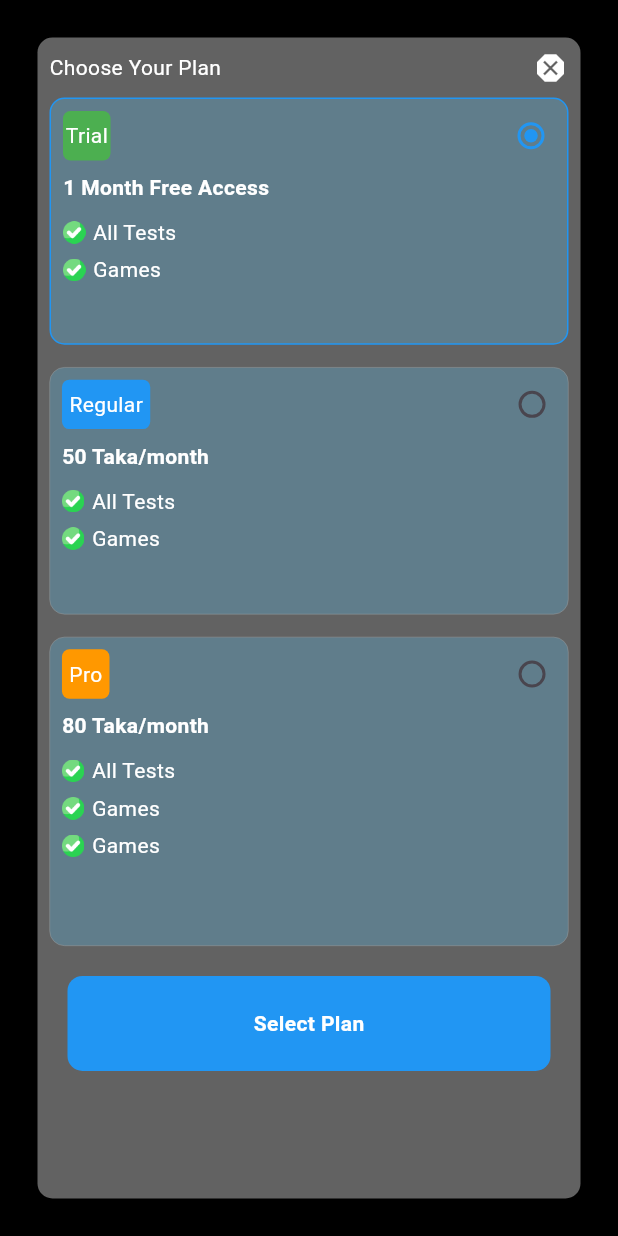
After one commit to Priom-bit/First-Project, a Flutter app: the PackagePLan screen opened directly, on a phone screen of 412 x 824 dp. The commit adds this screen. Run offline on Flutter 3.47's test engine with Material 3 defaults, Android fonts, the phone set to English and light mode, and no system bars.

Commit message:
test_page,package_page

```diff
--- a/lib/main.dart
+++ b/lib/main.dart
@@ -1,4 +1,7 @@
-import 'package:first_project/report.dart';
+import 'package:first_project/screens/package_plan.dart';
+import 'package:first_project/screens/report.dart';
+import 'package:first_project/screens/test.dart';
+import 'package:first_project/widgets/subject_wise.dart';
 import 'package:flutter/material.dart';
 
 void main() {
--- /dev/null
+++ b/lib/screens/package_plan.dart
@@ -0,0 +1,278 @@
+import 'package:flutter/material.dart';
+
+class PackagePLan extends StatefulWidget {
+  const PackagePLan({super.key});
+
+  @override
+  State<PackagePLan> createState() => _PackagePLanState();
+}
+
+class _PackagePLanState extends State<PackagePLan> {
+  int _type = 1;
+
+  void _handleradio(Object? e) => setState(() {
+    _type = e as int;
+  });
+  @override
+  void initstate(){
+    super.initState();
+  }
+
+  @override
+  Widget build(BuildContext context) {
+    return Scaffold(
+      backgroundColor: Colors.black,
+      body: Container(
+        margin: EdgeInsets.only(left: 25,right: 25,top: 25,bottom: 25),
+        height: MediaQuery.of(context).size.height,
+        width: MediaQuery.of(context).size.width,
+        decoration: BoxDecoration(
+            borderRadius: BorderRadius.circular(10),
+            color: Colors.white38
+        ),
+        child: Column(
+          crossAxisAlignment: CrossAxisAlignment.start,
+          children: [
+            const Padding(
+              padding: EdgeInsets.all(8.0),
+              child: Row(
+                mainAxisAlignment: MainAxisAlignment.spaceBetween,
+                children: [
+                  Text("Choose Your Plan",style: TextStyle(color: Colors.white),),
+                  Icon(Icons.dangerous,color: Colors.white,)
+                ],
+              ),
+            ),
+            Padding(
+              padding: const EdgeInsets.only(left: 8.0,right: 8.0),
+              child: Container(
+                height: MediaQuery.of(context).size.height/5,
+                width: MediaQuery.of(context).size.width,
+                decoration: BoxDecoration(
+                  borderRadius: BorderRadius.circular(10),
+                  color: Colors.blueGrey,
+                  border: _type==1
+                    ? Border.all(width: 1,color: Colors.blue)
+                      :Border.all(width: 0.3,color: Colors.grey),
+                ),
+                child: Column(
+                  crossAxisAlignment: CrossAxisAlignment.start,
+                  children: [
+                    Row(
+                      mainAxisAlignment: MainAxisAlignment.spaceBetween,
+                      children: [
+                        Padding(
+                          padding: const EdgeInsets.all(8.0),
+                          child: Container(
+                            alignment: Alignment.center,
+                            height: MediaQuery.of(context).size.height/25,
+                            width: MediaQuery.of(context).size.width/13,
+                            decoration: BoxDecoration(
+                              borderRadius: BorderRadius.circular(5),
+                              color: Colors.green
+                            ),
+                            child: const Text("Trial",style: TextStyle(color: Colors.white),),
+                          ),
+                        ),
+                        Radio(value: 1,
+                            groupValue: _type,
+                            onChanged: _handleradio
+                        ,activeColor: Colors.blue,)
+                      ],
+                    ),
+                    const Padding(
+                      padding: EdgeInsets.only(left: 8.0),
+                      child: Text("1 Month Free Access",style: TextStyle(color: Colors.white,fontWeight: FontWeight.bold),),
+                    ),
+                    SizedBox(height: 10,),
+                    Padding(
+                      padding: const EdgeInsets.only(left: 8.0),
+                      child: Row(
+                        children: [
+                          Image.asset("assets/images/check.png",width: 15,height: 15,),
+                          const SizedBox(width: 5,),
+                          const Text("All Tests",style: TextStyle(color: Colors.white),)
+                        ],
+                      ),
+                    ),
+                    SizedBox(height: 5,),
+                    Padding(
+                      padding: const EdgeInsets.only(left: 8.0),
+                      child: Row(
+                        children: [
+                          Image.asset("assets/images/check.png",width: 15,height: 15,),
+                          const SizedBox(width: 5,),
+                          const Text("Games",style: TextStyle(color: Colors.white),)
+                        ],
+                      ),
+                    ),
+                  ],
+                ),
+              ),
+            ),
+            SizedBox(height: 15,),
+            Padding(
+              padding: const EdgeInsets.only(left: 8.0,right: 8.0),
+              child: Container(
+                height: MediaQuery.of(context).size.height/5,
+                width: MediaQuery.of(context).size.width,
+                decoration: BoxDecoration(
+                  borderRadius: BorderRadius.circular(10),
+                  color: Colors.blueGrey,
+                  border: _type==2
+                      ? Border.all(width: 1,color: Colors.blue)
+                      :Border.all(width: 0.3,color: Colors.grey),
+                ),
+                child: Column(
+                  crossAxisAlignment: CrossAxisAlignment.start,
+                  children: [
+                    Row(
+                      mainAxisAlignment: MainAxisAlignment.spaceBetween,
+                      children: [
+                        Padding(
+                          padding: const EdgeInsets.all(8.0),
+                          child: Container(
+                            alignment: Alignment.center,
+                            height: MediaQuery.of(context).size.height/25,
+                            width: MediaQuery.of(context).size.width/7,
+                            decoration: BoxDecoration(
+                                borderRadius: BorderRadius.circular(5),
+                                color: Colors.blue
+                            ),
+                            child: const Text("Regular",style: TextStyle(color: Colors.white),),
+                          ),
+                        ),
+                        Radio(value: 2,
+                          groupValue: _type,
+                          onChanged: _handleradio
+                          ,activeColor: Colors.blue,)
+                      ],
+                    ),
+                    const Padding(
+                      padding: EdgeInsets.only(left: 8.0),
+                      child: Text("50 Taka/month",style: TextStyle(color: Colors.white,fontWeight: FontWeight.bold),),
+                    ),
+                    SizedBox(height: 10,),
+                    Padding(
+                      padding: const EdgeInsets.only(left: 8.0),
+                      child: Row(
+                        children: [
+                          Image.asset("assets/images/check.png",width: 15,height: 15,),
+                          const SizedBox(width: 5,),
+                          const Text("All Tests",style: TextStyle(color: Colors.white),)
+                        ],
+                      ),
+                    ),
+                    SizedBox(height: 5,),
+                    Padding(
+                      padding: const EdgeInsets.only(left: 8.0),
+                      child: Row(
+                        children: [
+                          Image.asset("assets/images/check.png",width: 15,height: 15,),
+                          const SizedBox(width: 5,),
+                          const Text("Games",style: TextStyle(color: Colors.white),)
+                        ],
+                      ),
+                    ),
+
+                  ],
+                ),
+              ),
+            ),
+            SizedBox(height: 15,),
+            Padding(
+              padding: const EdgeInsets.only(left: 8.0,right: 8.0),
+              child: Container(
+                height: MediaQuery.of(context).size.height/4,
+                width: MediaQuery.of(context).size.width,
+                decoration: BoxDecoration(
+                  borderRadius: BorderRadius.circular(10),
+                  color: Colors.blueGrey,
+                  border: _type==3
+                      ? Border.all(width: 1,color: Colors.blue)
+                      :Border.all(width: 0.3,color: Colors.grey),
+                ),
+                child: Column(
+                  crossAxisAlignment: CrossAxisAlignment.start,
+                  children: [
+                    Row(
+                      mainAxisAlignment: MainAxisAlignment.spaceBetween,
+                      children: [
+                        Padding(
+                          padding: const EdgeInsets.all(8.0),
+                          child: Container(
+                            alignment: Alignment.center,
+                            height: MediaQuery.of(context).size.height/25,
+                            width: MediaQuery.of(context).size.width/13,
+                            decoration: BoxDecoration(
+                                borderRadius: BorderRadius.circular(5),
+                                color: Colors.orange
+                            ),
+                            child: const Text("Pro",style: TextStyle(color: Colors.white),),
+                          ),
+                        ),
+                        Radio(value: 3,
+                          groupValue: _type,
+                          onChanged: _handleradio
+                          ,activeColor: Colors.blue,)
+                      ],
+                    ),
+                    const Padding(
+                      padding: EdgeInsets.only(left: 8.0),
+                      child: Text("80 Taka/month",style: TextStyle(color: Colors.white,fontWeight: FontWeight.bold),),
+                    ),
+                    SizedBox(height: 10,),
+                    Padding(
+                      padding: const EdgeInsets.only(left: 8.0),
+                      child: Row(
+                        children: [
+                          Image.asset("assets/images/check.png",width: 15,height: 15,),
+                          const SizedBox(width: 5,),
+                          const Text("All Tests",style: TextStyle(color: Colors.white),)
+                        ],
+                      ),
+                    ),
+                    SizedBox(height: 5,),
+                    Padding(
+                      padding: const EdgeInsets.only(left: 8.0),
+                      child: Row(
+                        children: [
+                          Image.asset("assets/images/check.png",width: 15,height: 15,),
+                          const SizedBox(width: 5,),
+                          const Text("Games",style: TextStyle(color: Colors.white),),
+                        ],
+                      ),
+                    ),
+                    SizedBox(height: 5,),
+                    Padding(
+                      padding: const EdgeInsets.only(left: 8.0),
+                      child: Row(
+                        children: [
+                          Image.asset("assets/images/check.png",width: 15,height: 15,),
+                          const SizedBox(width: 5,),
+                          const Text("Games",style: TextStyle(color: Colors.white),),
+                        ],
+                      ),
+                    ),
+                  ],
+                ),
+              ),
+            ),
+            Padding(
+              padding: const EdgeInsets.all(20),
+              child: Container(
+                height:  MediaQuery.of(context).size.height/13,
+                width:  MediaQuery.of(context).size.width,
+                decoration: BoxDecoration(
+                  borderRadius: BorderRadius.circular(10),
+                  color: Colors.blue,
+                ),
+                child: Center(child: Text("Select Plan",style: TextStyle(color: Colors.white,fontWeight: FontWeight.bold),)),
+              ),
+            )
+          ],
+        ),
+      ),
+    );
+  }
+}
--- a/lib/report.dart
+++ b/lib/screens/report.dart
@@ -43,7 +43,6 @@ class Report extends StatelessWidget {
           Expanded(
               flex: 2,
               child: SubjectWise()),
-
         ],
       ),
     );
```
Also changed, not shown: lib/screens/test.dart (added, +221 -0 lines), lib/widgets/routine_info.dart (+15 -6 lines), assets/images/check.png (added), assets/images/right-arrow.png (added), lib/model/routine.dart (line endings or trailing spaces).
